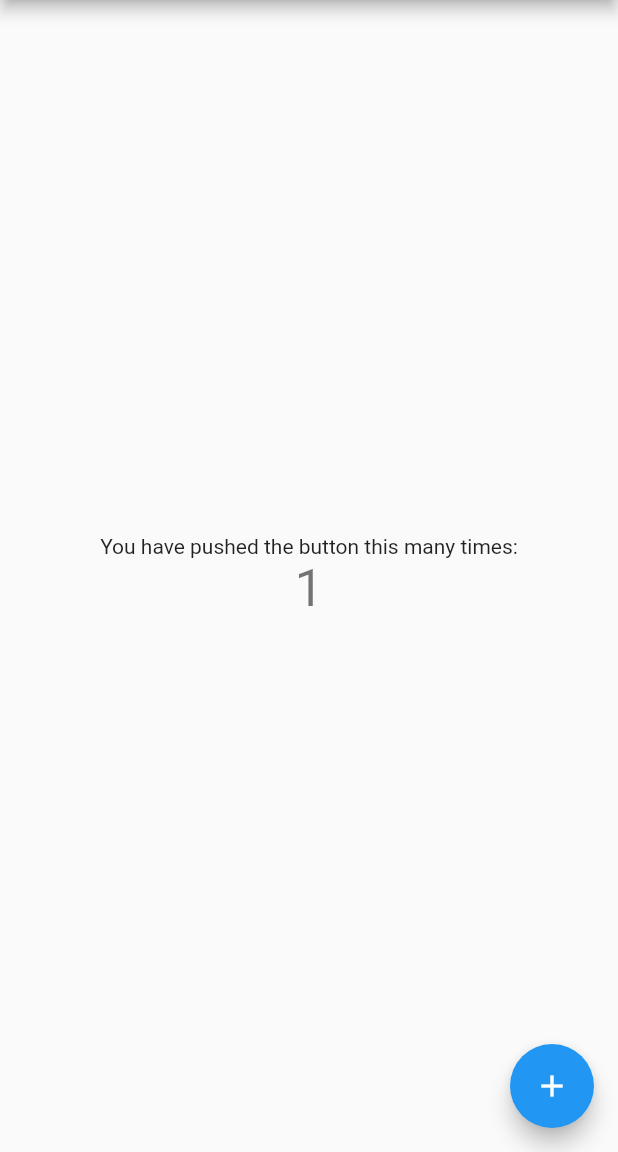
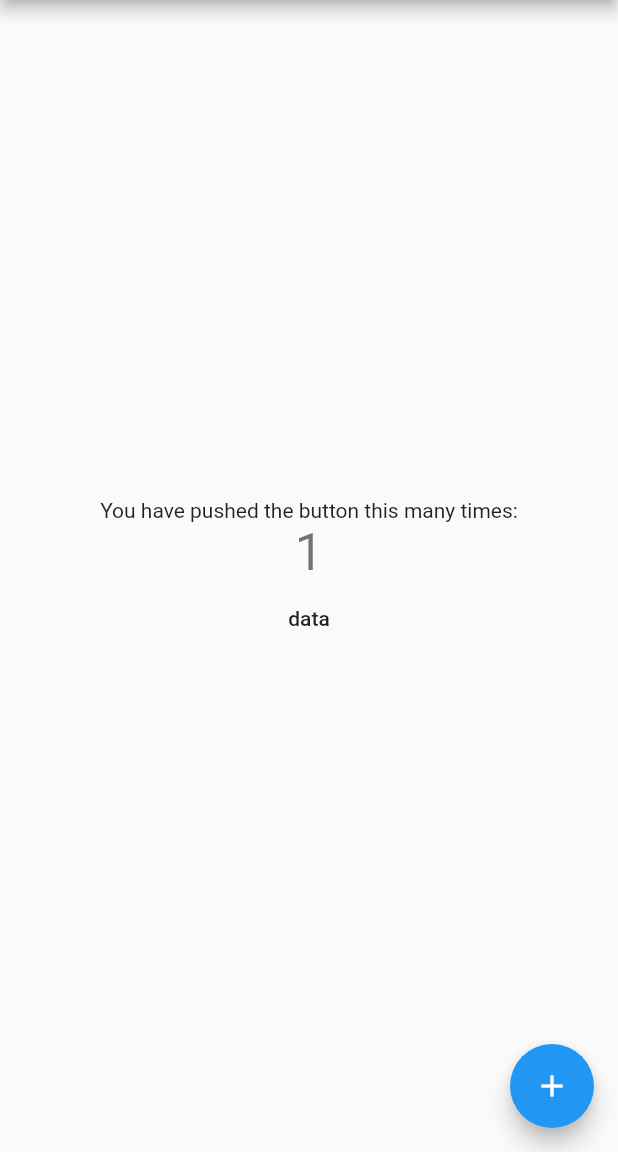
Before and after one commit to Reavern/Flutter-Project, a Flutter app: the screen it shows after launch, after a tap on the "add" icon, on a phone screen of 412 x 824 dp, the part 84-1236 px from its top. Run offline on Flutter 3.47's test engine with Material 2 defaults, Android fonts, the phone set to English and light mode, and no system bars; our stand-ins replace rxdart.

Commit message:
Implement RxDart bloc architecture

```diff
--- /dev/null
+++ b/lib/bloc.dart
@@ -0,0 +1,19 @@
+import 'package:rxdart/rxdart.dart';
+
+class Bloc {
+
+  int counter = 0;
+
+
+  final _counterController = BehaviorSubject<int>();
+
+  Function(int) get changeCounter => _counterController.sink.add;
+
+  Observable<int> get counterValue => _counterController.stream;
+
+  void increment() { changeCounter(++counter); }
+
+  void dispose() {
+    _counterController?.close();
+  }
+}
--- a/lib/main.dart
+++ b/lib/main.dart
@@ -1,41 +1,32 @@
 import 'package:flutter/material.dart';
+import 'provider.dart';
+import 'bloc.dart';
 
 void main() => runApp(MyApp());
+
+final routes = <String, WidgetBuilder> {
+    '/test': (BuildContext context) =>  NextHomePage()
+  };
 
 class MyApp extends StatelessWidget {
   // This widget is the root of your application.
   @override
   Widget build(BuildContext context) {
-    return MaterialApp(
+    return Provider(
+      child: MaterialApp(
         title: 'Flutter Demo',
         theme: ThemeData(
-        // This is the theme of your application.
-        //
-        // Try running your application with "flutter run". You'll see the
-        // application has a blue toolbar. Then, without quitting the app, try
-        // changing the primarySwatch below to Colors.green and then invoke
-        // "hot reload" (press "r" in the console where you ran "flutter run",
-        // or simply save your changes to "hot reload" in a Flutter IDE).
-        // Notice that the counter didn't reset back to zero; the application
-        // is not restarted.
           primarySwatch: Colors.blue,
         ),
+        routes: routes,
         home: MyHomePage(title: 'Flutter Demo Home Page'),
+      )
     );
   }
 }
 
 class MyHomePage extends StatefulWidget {
   MyHomePage({Key key, this.title}) : super(key: key);
-
-  // This widget is the home page of your application. It is stateful, meaning
-  // that it has a State object (defined below) that contains fields that affect
-  // how it looks.
-
-  // This class is the configuration for the state. It holds the values (in this
-  // case the title) provided by the parent (in this case the App widget) and
-  // used by the build method of the State. Fields in a Widget subclass are
-  // always marked "final".
 
   final String title;
 
@@ -44,68 +35,117 @@ class MyHomePage extends StatefulWidget {
 }
 
 class _MyHomePageState extends State<MyHomePage> {
-  int _counter = 0;
 
-  void _incrementCounter() {
-    setState(() {
-      // This call to setState tells the Flutter framework that something has
-      // changed in this State, which causes it to rerun the build method below
-      // so that the display can reflect the updated values. If we changed
-      // _counter without calling setState(), then the build method would not be
-      // called again, and so nothing would appear to happen.
-      _counter++;
-    });
+  Bloc _bloc;
+
+  @override
+  void didChangeDependencies() {
+    super.didChangeDependencies();
+    _bloc = Provider.of(context);
   }
 
   @override
   Widget build(BuildContext context) {
-    // This method is rerun every time setState is called, for instance as done
-    // by the _incrementCounter method above.
-    //
-    // The Flutter framework has been optimized to make rerunning build methods
-    // fast, so that you can just rebuild anything that needs updating rather
-    // than having to individually change instances of widgets.
+
     return Scaffold(
       appBar: AppBar(
-        // Here we take the value from the MyHomePage object that was created by
-        // the App.build method, and use it to set our appbar title.
         title: Text(widget.title),
       ),
       body: Center(
-        // Center is a layout widget. It takes a single child and positions it
-        // in the middle of the parent.
         child: Column(
-          // Column is also layout widget. It takes a list of children and
-          // arranges them vertically. By default, it sizes itself to fit its
-          // children horizontally, and tries to be as tall as its parent.
-          //
-          // Invoke "debug painting" (press "p" in the console, choose the
-          // "Toggle Debug Paint" action from the Flutter Inspector in Android
-          // Studio, or the "Toggle Debug Paint" command in Visual Studio Code)
-          // to see the wireframe for each widget.
-          //
-          // Column has various properties to control how it sizes itself and
-          // how it positions its children. Here we use mainAxisAlignment to
-          // center the children vertically; the main axis here is the vertical
-          // axis because Columns are vertical (the cross axis would be
-          // horizontal).
           mainAxisAlignment: MainAxisAlignment.center,
           children: <Widget>[
             Text(
               'You have pushed the button this many times:',
             ),
-            Text(
-              '$_counter',
+            StreamBuilder(
+              initialData: 0,
+              stream: _bloc.counterValue,
+              builder: (context, AsyncSnapshot<int> snapshot) {
+                return Text(
+                  '${snapshot.data}',
                   style: Theme.of(context).textTheme.display1,
+                );
+              },
             ),
+            FlatButton(child: Text("data"),onPressed: (){Navigator.pushNamed(context, '/test');},),
+
           ],
         ),
       ),
       floatingActionButton: FloatingActionButton(
-        onPressed: _incrementCounter,
+        onPressed: _bloc.increment,
         tooltip: 'Increment',
         child: Icon(Icons.add),
-      ), // This trailing comma makes auto-formatting nicer for build methods.
+      ),
     );
   }
+
+  // @override
+  // void dispose() {
+  //   _bloc.dispose();
+  //   super.dispose();
+  // }
 }
+
+
+class NextHomePage extends StatefulWidget {
+  NextHomePage({Key key}) : super(key: key);
+
+  @override
+  _NextHomePageState createState() => _NextHomePageState();
+}
+
+class _NextHomePageState extends State<NextHomePage> {
+
+  Bloc _bloc;
+
+  @override
+  void didChangeDependencies() {
+    super.didChangeDependencies();
+    _bloc = Provider.of(context);
+  }
+
+  @override
+  Widget build(BuildContext context) {
+
+    return Scaffold(
+      appBar: AppBar(
+        title: Text("A"),
+      ),
+      body: Center(
+        child: Column(
+          mainAxisAlignment: MainAxisAlignment.center,
+          children: <Widget>[
+            Text(
+              'You have pushed the button this many times:',
+            ),
+            StreamBuilder(
+              initialData: 0,
+              stream: _bloc.counterValue,
+              builder: (context, AsyncSnapshot<int> snapshot) {
+                return Text(
+                  '${snapshot.data}',
+                  style: Theme.of(context).textTheme.display1,
+                );
+              },
+            ),
+            FlatButton(child: Text("data"),onPressed: (){Navigator.pushNamed(context, '/Home');},),
+
+          ],
+        ),
+      ),
+      floatingActionButton: FloatingActionButton(
+        onPressed: _bloc.increment,
+        tooltip: 'Increment',
+        child: Icon(Icons.add),
+      ),
+    );
+  }
+
+  // @override
+  // void dispose() {
+  //   _bloc.dispose();
+  //   super.dispose();
+  // }
+}
--- /dev/null
+++ b/lib/provider.dart
@@ -0,0 +1,17 @@
+import 'package:flutter/material.dart';
+import 'bloc.dart';
+
+class Provider extends InheritedWidget {
+  final bloc = Bloc();
+
+  Provider({Key key, Widget child})
+  : super(key: key, child: child);
+
+  @override
+  bool updateShouldNotify(_) => true;
+
+  static Bloc of(BuildContext context) {
+    return (context.inheritFromWidgetOfExactType(Provider) as Provider).bloc;
+  }
+
+}
--- a/pubspec.yaml
+++ b/pubspec.yaml
@@ -19,6 +19,7 @@ environment:
 dependencies:
   flutter:
     sdk: flutter
+  rxdart: ^0.21.0
 
   # The following adds the Cupertino Icons font to your application.
   # Use with the CupertinoIcons class for iOS style icons.
```
Also changed, not shown: pubspec.lock. Lines whose indentation alone changed are shown as unchanged.
